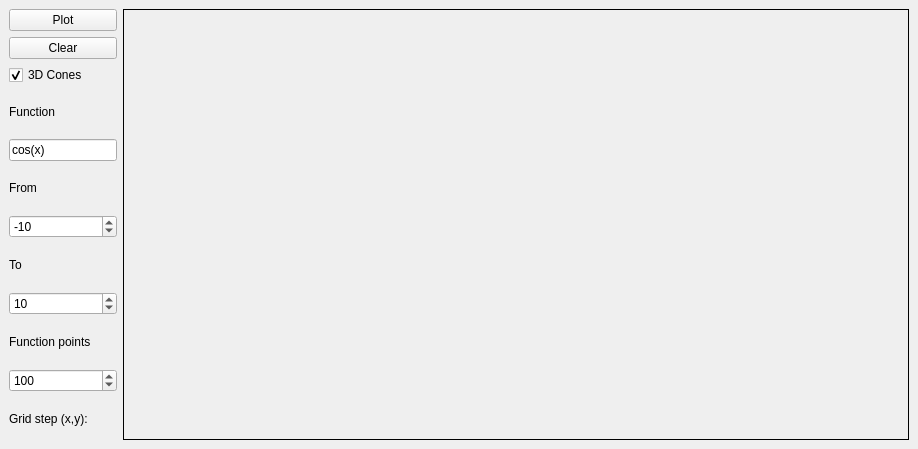
Qweyke/pyside-graph-plotter, file lab_1/gui/mainwindow.ui: the form before one commit.
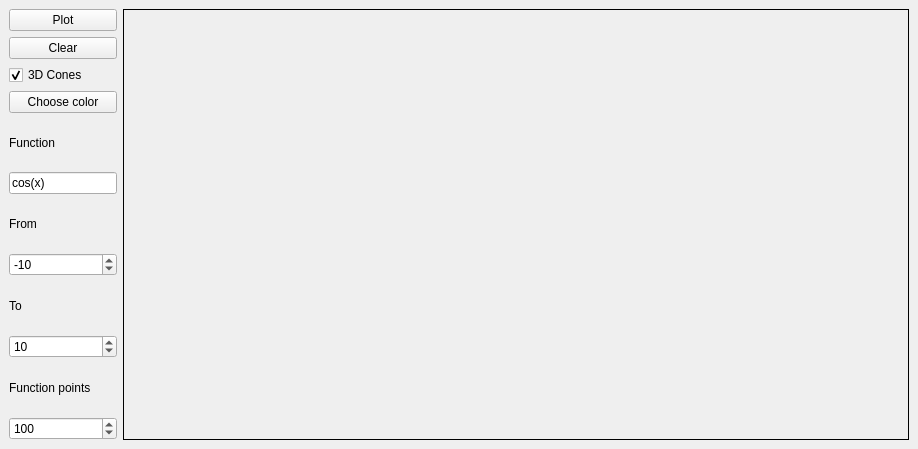
The form after the commit. Icons and pictures are not drawn.

Patch:
```diff
--- a/lab_1/gui/mainwindow.ui
+++ b/lab_1/gui/mainwindow.ui
@@ -59,6 +59,13 @@
         </property>
        </widget>
       </item>
+      <item>
+       <widget class="QPushButton" name="color_btn">
+        <property name="text">
+         <string>Choose color</string>
+        </property>
+       </widget>
+      </item>
       <item>
        <widget class="QLabel" name="func_lbl">
         <property name="text">
@@ -145,13 +152,6 @@
         </property>
        </widget>
       </item>
-      <item>
-       <widget class="QLabel" name="grid_x_lbl">
-        <property name="text">
-         <string>Grid step (x,y):  </string>
-        </property>
-       </widget>
-      </item>
      </layout>
     </item>
     <item>
```
Left out of the diff: 5 changed lines with no effect on the pictures.
